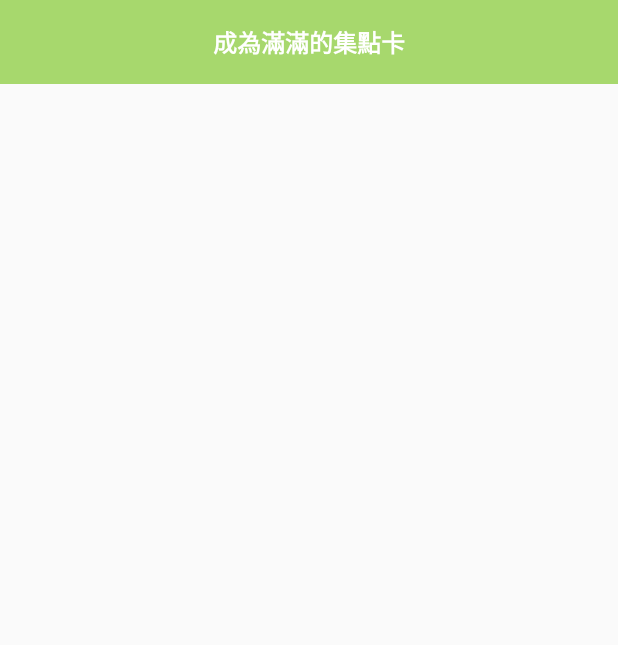
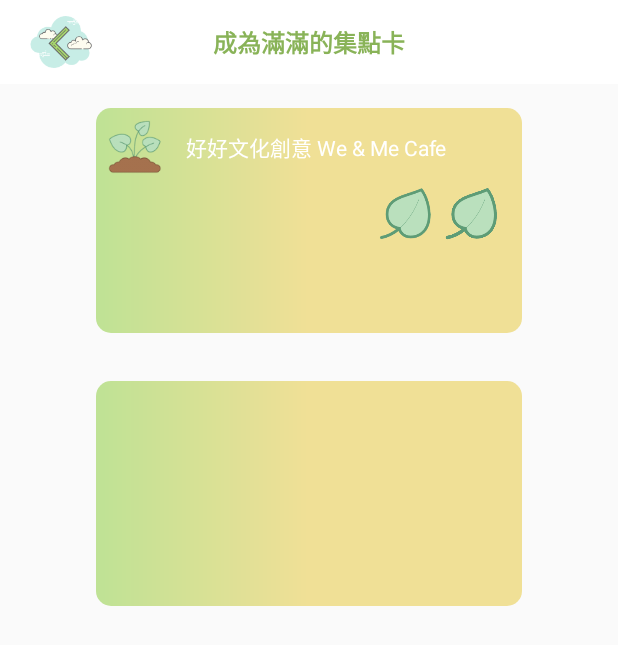
Before and after one commit to aptx113/Owaste, an Android app: the fragment LoyaltyCardFragment shown on its own in the app's theme, on a phone screen of 412 x 824 dp. Shown: the top 645 px of the screen. Run offline under Robolectric (Android 15) with nearby library versions, the phone set to English and light mode, and no system bars.

Commit message:
create 2 loyalty cards

```diff
--- a/app/src/main/res/layout/fragment_loyalty_card.xml
+++ b/app/src/main/res/layout/fragment_loyalty_card.xml
@@ -13,8 +13,7 @@
         android:id="@+id/tb_loyalty_card"
         android:layout_width="match_parent"
         android:layout_height="wrap_content"
-        android:background="@color/light_green_A7D86D"
-        android:elevation="0dp"
+        android:background="@color/white_FFFFFF"
         android:minHeight="?attr/actionBarSize"
         android:theme="?attr/actionBarTheme"
         app:layout_constraintEnd_toEndOf="parent"
@@ -28,7 +27,7 @@
         android:elevation="0dp"
         android:fontFamily="@font/noto_sans"
         android:text="@string/txt_loyalty_card"
-        android:textColor="@color/white_FFFFFF"
+        android:textColor="@color/dark_green_89B358"
         android:textSize="16sp"
         android:textStyle="bold"
         app:layout_constraintBottom_toBottomOf="@+id/tb_loyalty_card"
@@ -46,4 +45,126 @@
         app:layout_constraintStart_toStartOf="parent"
         app:layout_constraintTop_toBottomOf="@+id/tb_loyalty_card" />
 
+    <androidx.cardview.widget.CardView
+        android:id="@+id/cv_loyalty_card_temp"
+        android:layout_width="match_parent"
+        android:layout_height="150dp"
+        android:layout_marginStart="64dp"
+        android:layout_marginTop="16dp"
+        android:layout_marginEnd="64dp"
+        android:foreground="@drawable/bg_loyalty_card"
+        app:cardBackgroundColor="@color/transparent_00FFFFFF"
+        app:cardElevation="0dp"
+        app:layout_constraintEnd_toEndOf="parent"
+        app:layout_constraintStart_toStartOf="parent"
+        app:layout_constraintTop_toBottomOf="@+id/tb_loyalty_card">
+
+    </androidx.cardview.widget.CardView>
+
+    <ImageView
+        android:id="@+id/img_point_5"
+        android:layout_width="36dp"
+        android:layout_height="36dp"
+        android:layout_marginTop="16dp"
+        android:layout_marginEnd="16dp"
+        android:src="@drawable/ic_point_green"
+        app:layout_constraintEnd_toEndOf="@+id/cv_loyalty_card_temp"
+        app:layout_constraintTop_toBottomOf="@+id/txt_loyalty_card_restaurant" />
+
+    <ImageView
+        android:id="@+id/img_point_4"
+        android:layout_width="36dp"
+        android:layout_height="36dp"
+        android:src="@drawable/ic_point_green"
+        android:layout_marginEnd="8dp"
+        app:layout_constraintBottom_toBottomOf="@+id/img_point_5"
+        app:layout_constraintEnd_toStartOf="@+id/img_point_5"
+        app:layout_constraintTop_toTopOf="@+id/img_point_5"/>
+
+    <ImageView
+        android:id="@+id/img_point_3"
+        android:layout_width="36dp"
+        android:layout_height="36dp"
+        android:layout_marginTop="16dp"
+        android:layout_marginEnd="16dp"
+        android:src="@drawable/ic_point_green"
+        app:layout_constraintEnd_toEndOf="@+id/cv_loyalty_card_temp"
+        app:layout_constraintTop_toBottomOf="@+id/txt_loyalty_card_restaurant" />
+
+    <ImageView
+        android:id="@+id/img_point_2"
+        android:layout_width="36dp"
+        android:layout_height="36dp"
+        android:layout_marginTop="16dp"
+        android:layout_marginEnd="16dp"
+        android:src="@drawable/ic_point_green"
+        app:layout_constraintEnd_toEndOf="@+id/cv_loyalty_card_temp"
+        app:layout_constraintTop_toBottomOf="@+id/txt_loyalty_card_restaurant" />
+
+    <ImageView
+        android:id="@+id/img_point_1"
+        android:layout_width="36dp"
+        android:layout_height="36dp"
+        android:layout_marginTop="16dp"
+        android:layout_marginEnd="16dp"
+        android:src="@drawable/ic_point_green"
+        app:layout_constraintEnd_toEndOf="@+id/cv_loyalty_card_temp"
+        app:layout_constraintTop_toBottomOf="@+id/txt_loyalty_card_restaurant" />
+
+    <ImageView
+        android:id="@+id/img_point_6"
+        android:layout_width="36dp"
+        android:layout_height="36dp"
+        android:layout_marginTop="16dp"
+        android:layout_marginEnd="16dp"
+        android:src="@drawable/ic_point_green"
+        app:layout_constraintEnd_toEndOf="@+id/cv_loyalty_card_temp"
+        app:layout_constraintTop_toBottomOf="@+id/txt_loyalty_card_restaurant" />
+
+    <TextView
+        android:id="@+id/txt_loyalty_card_restaurant"
+        android:layout_width="wrap_content"
+        android:layout_height="wrap_content"
+        android:layout_marginStart="16dp"
+        android:text="@string/txt_loyalty_card_restaurant"
+        android:textColor="@color/white_FFFFFF"
+        app:layout_constraintBottom_toBottomOf="@+id/img_loyalty_card_lv_temp"
+        app:layout_constraintStart_toEndOf="@+id/img_loyalty_card_lv_temp"
+        app:layout_constraintTop_toTopOf="@+id/img_loyalty_card_lv_temp" />
+
+    <ImageView
+        android:id="@+id/img_loyalty_card_lv_temp"
+        android:layout_width="36dp"
+        android:layout_height="36dp"
+        android:layout_marginStart="8dp"
+        android:layout_marginTop="8dp"
+        android:elevation="0dp"
+        android:src="@drawable/icons8_sprout_100"
+        app:layout_constraintStart_toStartOf="@+id/cv_loyalty_card_temp"
+        app:layout_constraintTop_toTopOf="@+id/cv_loyalty_card_temp" />
+
+    <androidx.cardview.widget.CardView
+        android:id="@+id/cv_loyalty_card_2_temp"
+        android:layout_width="match_parent"
+        android:layout_height="150dp"
+        android:layout_marginStart="64dp"
+        android:layout_marginTop="32dp"
+        android:layout_marginEnd="64dp"
+        android:foreground="@drawable/bg_loyalty_card"
+        app:cardBackgroundColor="@color/transparent_00FFFFFF"
+        app:cardElevation="0dp"
+        app:layout_constraintEnd_toEndOf="parent"
+        app:layout_constraintStart_toStartOf="parent"
+        app:layout_constraintTop_toBottomOf="@+id/cv_loyalty_card_temp" />
+
+    <ImageView
+        android:id="@+id/imageView"
+        android:layout_width="48dp"
+        android:layout_height="48dp"
+        android:layout_marginStart="16dp"
+        android:src="@drawable/ic_back"
+        app:layout_constraintBottom_toBottomOf="@+id/txt_loyalty_card_title"
+        app:layout_constraintStart_toStartOf="@+id/tb_loyalty_card"
+        app:layout_constraintTop_toTopOf="@+id/txt_loyalty_card_title" />
+
 </androidx.constraintlayout.widget.ConstraintLayout>
--- a/app/src/main/res/values/strings.xml
+++ b/app/src/main/res/values/strings.xml
@@ -9,4 +9,5 @@
     <!-- TODO: Remove or change this placeholder text -->
     <string name="hello_blank_fragment">Hello blank fragment</string>
     <string name="txt_loyalty_card">成為滿滿的集點卡</string>
+    <string name="txt_loyalty_card_restaurant"><![CDATA[好好文化創意 We & Me Cafe]]></string>
 </resources>
```
Also changed, not shown: app/src/main/res/drawable-xhdpi/ic_back.png (added), app/src/main/res/drawable-xhdpi/ic_point_green.png (added), app/src/main/res/drawable-xhdpi/ic_point_grey.png (added), app/src/main/res/drawable-xxhdpi/ic_back.png (added), app/src/main/res/drawable-xxhdpi/ic_point_green.png (added), app/src/main/res/drawable-xxhdpi/ic_point_grey.png (added), app/src/main/res/drawable-xxxhdpi/ic_back.png (added), app/src/main/res/drawable-xxxhdpi/ic_point_green.png (added), app/src/main/res/drawable-xxxhdpi/ic_point_grey.png (added).
